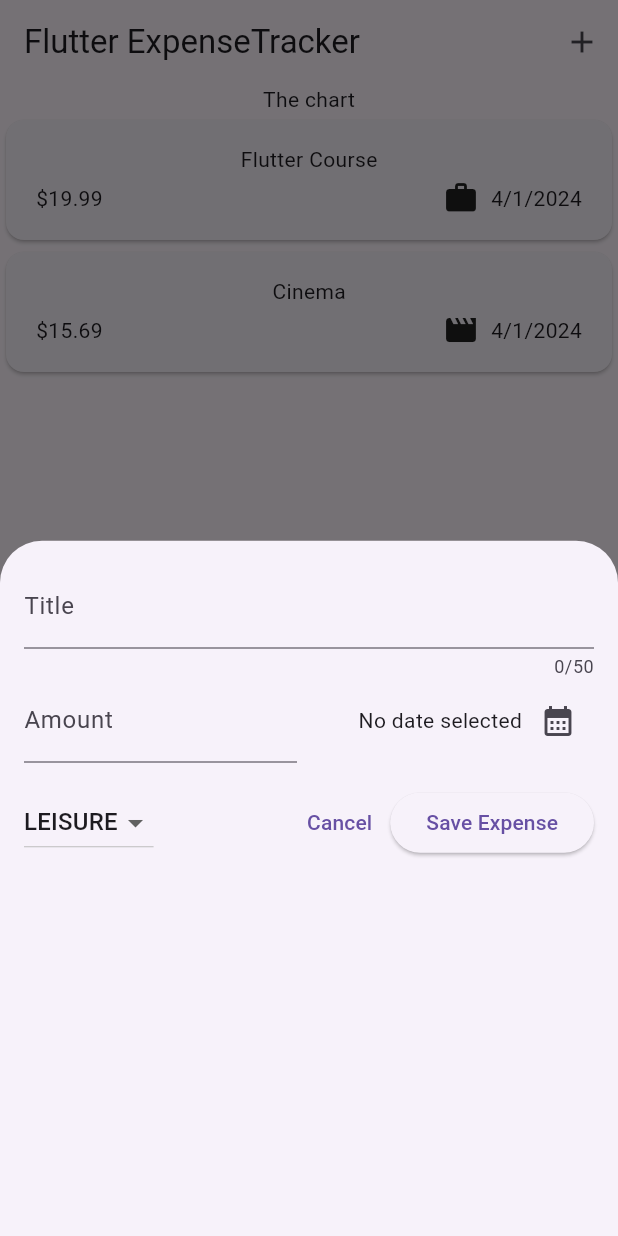
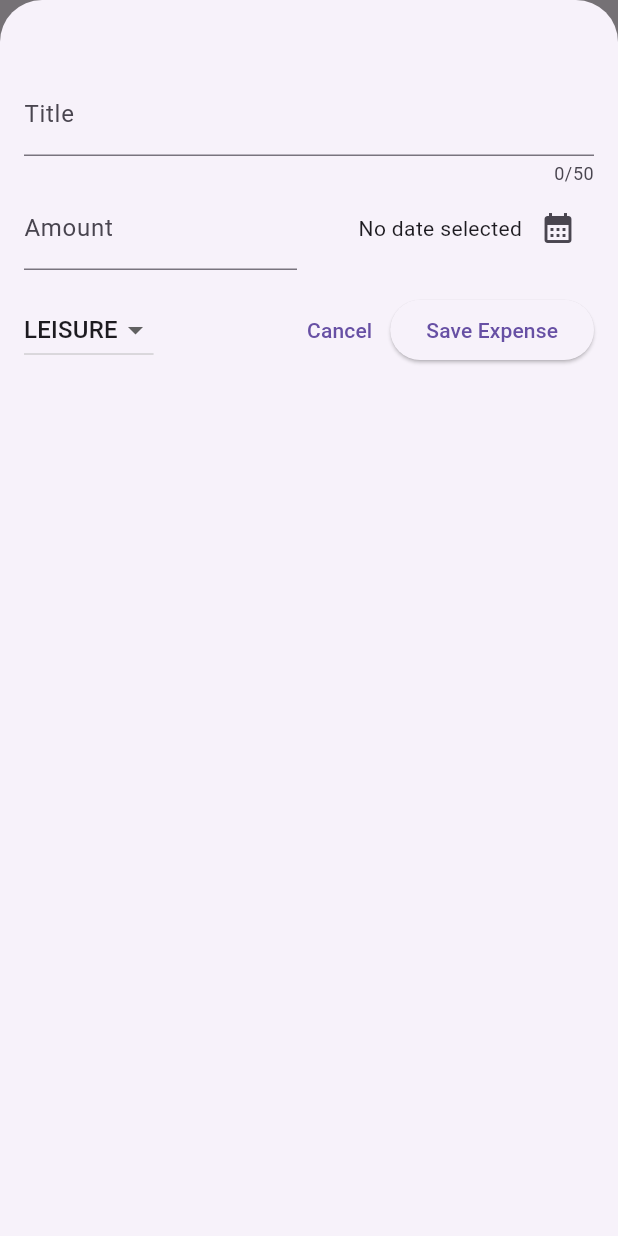
Before and after one commit to elvan/expense_tracker_app_flutter, a Flutter app: the screen it shows after launch, after a tap on the "add" icon, on a phone screen of 412 x 824 dp. Run offline on Flutter 3.47's test engine with Material 3 defaults, Android fonts, the phone set to English and light mode, and no system bars.

Commit message:
Enhance expense management with removal and UI adjustments
- Enable scrolling for the modal bottom sheet in NewExpense widget
- Implement _removeExpense method in Expenses widget to handle expense removal
- Introduce Dismissible widget in ExpensesList for swipe-to-delete functionality
- Automatically close the modal bottom sheet upon successful expense submission
- Adjust padding for the NewExpense form when the keyboard is visible for better UX
- Pass the _removeExpense callback to ExpensesList to facilitate expense deletion

```diff
--- a/lib/widgets/expenses.dart
+++ b/lib/widgets/expenses.dart
@@ -30,6 +30,7 @@ class _ExpensesState extends State<Expenses> {
 
   void _openAddExpenseOverlay() {
     showModalBottomSheet(
+      isScrollControlled: true,
       context: context,
       builder: (ctx) => NewExpense(onAddExpense: _addExpense),
     );
@@ -38,6 +39,12 @@ class _ExpensesState extends State<Expenses> {
   void _addExpense(Expense expense) {
     setState(() {
       _registeredExpenses.add(expense);
+    });
+  }
+
+  void _removeExpense(Expense expense) {
+    setState(() {
+      _registeredExpenses.remove(expense);
     });
   }
 
@@ -57,7 +64,10 @@ class _ExpensesState extends State<Expenses> {
         children: [
           const Text('The chart'),
           Expanded(
-            child: ExpensesList(expenses: _registeredExpenses),
+            child: ExpensesList(
+              expenses: _registeredExpenses,
+              onRemoveExpense: _removeExpense,
+            ),
           ),
         ],
       ),
--- a/lib/widgets/expenses_list/expenses_list.dart
+++ b/lib/widgets/expenses_list/expenses_list.dart
@@ -6,15 +6,25 @@ class ExpensesList extends StatelessWidget {
   const ExpensesList({
     super.key,
     required this.expenses,
+    required this.onRemoveExpense,
   });
 
   final List<Expense> expenses;
+  final void Function(Expense expense) onRemoveExpense;
 
   @override
   Widget build(BuildContext context) {
     return ListView.builder(
       itemCount: expenses.length,
-      itemBuilder: (ctx, index) => ExpenseItem(expenses[index]),
+      itemBuilder: (ctx, index) => Dismissible(
+        key: ValueKey(expenses[index]),
+        onDismissed: (direction) {
+          onRemoveExpense(expenses[index]);
+        },
+        child: ExpenseItem(
+          expenses[index],
+        ),
+      ),
     );
   }
 }
--- a/lib/widgets/new_expense.dart
+++ b/lib/widgets/new_expense.dart
@@ -66,6 +66,7 @@ class _NewExpenseState extends State<NewExpense> {
         category: _selectedCategory,
       ),
     );
+    Navigator.pop(context);
   }
 
   @override
@@ -78,7 +79,7 @@ class _NewExpenseState extends State<NewExpense> {
   @override
   Widget build(BuildContext context) {
     return Padding(
-      padding: const EdgeInsets.all(16),
+      padding: const EdgeInsets.fromLTRB(16, 48, 16, 16),
       child: Column(
         children: [
           TextField(
```
